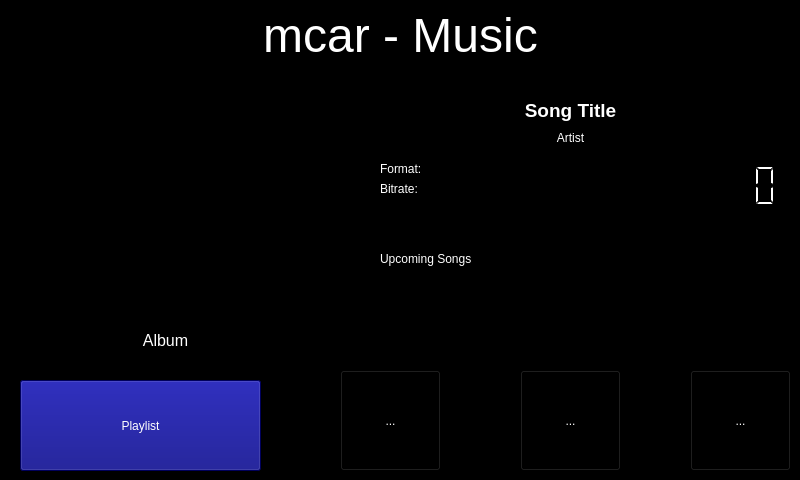
Before: the Qt Designer form src/musiclayouta.ui in aarontc/mcar, drawn with Qt 5.
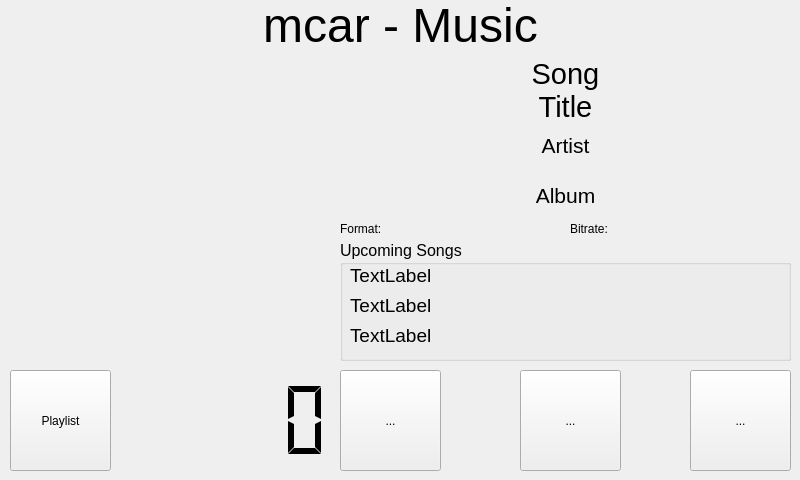
After: the same form once the commit is applied. Icons and pictures are not drawn.

```diff
--- a/src/musiclayouta.ui
+++ b/src/musiclayouta.ui
@@ -10,421 +10,6 @@
     <height>480</height>
    </rect>
   </property>
-  <property name="palette">
-   <palette>
-    <active>
-     <colorrole role="WindowText">
-      <brush brushstyle="SolidPattern">
-       <color alpha="255">
-        <red>255</red>
-        <green>255</green>
-        <blue>255</blue>
-       </color>
-      </brush>
-     </colorrole>
-     <colorrole role="Button">
-      <brush brushstyle="SolidPattern">
-       <color alpha="255">
-        <red>0</red>
-        <green>0</green>
-        <blue>0</blue>
-       </color>
-      </brush>
-     </colorrole>
-     <colorrole role="Light">
-      <brush brushstyle="SolidPattern">
-       <color alpha="255">
-        <red>0</red>
-        <green>0</green>
-        <blue>0</blue>
-       </color>
-      </brush>
-     </colorrole>
-     <colorrole role="Midlight">
-      <brush brushstyle="SolidPattern">
-       <color alpha="255">
-        <red>0</red>
-        <green>0</green>
-        <blue>0</blue>
-       </color>
-      </brush>
-     </colorrole>
-     <colorrole role="Dark">
-      <brush brushstyle="SolidPattern">
-       <color alpha="255">
-        <red>0</red>
-        <green>0</green>
-        <blue>0</blue>
-       </color>
-      </brush>
-     </colorrole>
-     <colorrole role="Mid">
-      <brush brushstyle="SolidPattern">
-       <color alpha="255">
-        <red>0</red>
-        <green>0</green>
-        <blue>0</blue>
-       </color>
-      </brush>
-     </colorrole>
-     <colorrole role="Text">
-      <brush brushstyle="SolidPattern">
-       <color alpha="255">
-        <red>255</red>
-        <green>255</green>
-        <blue>255</blue>
-       </color>
-      </brush>
-     </colorrole>
-     <colorrole role="BrightText">
-      <brush brushstyle="SolidPattern">
-       <color alpha="255">
-        <red>255</red>
-        <green>255</green>
-        <blue>255</blue>
-       </color>
-      </brush>
-     </colorrole>
-     <colorrole role="ButtonText">
-      <brush brushstyle="SolidPattern">
-       <color alpha="255">
-        <red>255</red>
-        <green>255</green>
-        <blue>255</blue>
-       </color>
-      </brush>
-     </colorrole>
-     <colorrole role="Base">
-      <brush brushstyle="SolidPattern">
-       <color alpha="255">
-        <red>0</red>
-        <green>0</green>
-        <blue>0</blue>
-       </color>
-      </brush>
-     </colorrole>
-     <colorrole role="Window">
-      <brush brushstyle="SolidPattern">
-       <color alpha="255">
-        <red>0</red>
-        <green>0</green>
-        <blue>0</blue>
-       </color>
-      </brush>
-     </colorrole>
-     <colorrole role="Shadow">
-      <brush brushstyle="SolidPattern">
-       <color alpha="255">
-        <red>0</red>
-        <green>0</green>
-        <blue>0</blue>
-       </color>
-      </brush>
-     </colorrole>
-     <colorrole role="AlternateBase">
-      <brush brushstyle="SolidPattern">
-       <color alpha="255">
-        <red>0</red>
-        <green>0</green>
-        <blue>0</blue>
-       </color>
-      </brush>
-     </colorrole>
-     <colorrole role="ToolTipBase">
-      <brush brushstyle="SolidPattern">
-       <color alpha="255">
-        <red>255</red>
-        <green>255</green>
-        <blue>220</blue>
-       </color>
-      </brush>
-     </colorrole>
-     <colorrole role="ToolTipText">
-      <brush brushstyle="SolidPattern">
-       <color alpha="255">
-        <red>0</red>
-        <green>0</green>
-        <blue>0</blue>
-       </color>
-      </brush>
-     </colorrole>
-    </active>
-    <inactive>
-     <colorrole role="WindowText">
-      <brush brushstyle="SolidPattern">
-       <color alpha="255">
-        <red>255</red>
-        <green>255</green>
-        <blue>255</blue>
-       </color>
-      </brush>
-     </colorrole>
-     <colorrole role="Button">
-      <brush brushstyle="SolidPattern">
-       <color alpha="255">
-        <red>0</red>
-        <green>0</green>
-        <blue>0</blue>
-       </color>
-      </brush>
-     </colorrole>
-     <colorrole role="Light">
-      <brush brushstyle="SolidPattern">
-       <color alpha="255">
-        <red>0</red>
-        <green>0</green>
-        <blue>0</blue>
-       </color>
-      </brush>
-     </colorrole>
-     <colorrole role="Midlight">
-      <brush brushstyle="SolidPattern">
-       <color alpha="255">
-        <red>0</red>
-        <green>0</green>
-        <blue>0</blue>
-       </color>
-      </brush>
-     </colorrole>
-     <colorrole role="Dark">
-      <brush brushstyle="SolidPattern">
-       <color alpha="255">
-        <red>0</red>
-        <green>0</green>
-        <blue>0</blue>
-       </color>
-      </brush>
-     </colorrole>
-     <colorrole role="Mid">
-      <brush brushstyle="SolidPattern">
-       <color alpha="255">
-        <red>0</red>
-        <green>0</green>
-        <blue>0</blue>
-       </color>
-      </brush>
-     </colorrole>
-     <colorrole role="Text">
-      <brush brushstyle="SolidPattern">
-       <color alpha="255">
-        <red>255</red>
-        <green>255</green>
-        <blue>255</blue>
-       </color>
-      </brush>
-     </colorrole>
-     <colorrole role="BrightText">
-      <brush brushstyle="SolidPattern">
-       <color alpha="255">
-        <red>255</red>
-        <green>255</green>
-        <blue>255</blue>
-       </color>
-      </brush>
-     </colorrole>
-     <colorrole role="ButtonText">
-      <brush brushstyle="SolidPattern">
-       <color alpha="255">
-        <red>255</red>
-        <green>255</green>
-        <blue>255</blue>
-       </color>
-      </brush>
-     </colorrole>
-     <colorrole role="Base">
-      <brush brushstyle="SolidPattern">
-       <color alpha="255">
-        <red>0</red>
-        <green>0</green>
-        <blue>0</blue>
-       </color>
-      </brush>
-     </colorrole>
-     <colorrole role="Window">
-      <brush brushstyle="SolidPattern">
-       <color alpha="255">
-        <red>0</red>
-        <green>0</green>
-        <blue>0</blue>
-       </color>
-      </brush>
-     </colorrole>
-     <colorrole role="Shadow">
-      <brush brushstyle="SolidPattern">
-       <color alpha="255">
-        <red>0</red>
-        <green>0</green>
-        <blue>0</blue>
-       </color>
-      </brush>
-     </colorrole>
-     <colorrole role="AlternateBase">
-      <brush brushstyle="SolidPattern">
-       <color alpha="255">
-        <red>0</red>
-        <green>0</green>
-        <blue>0</blue>
-       </color>
-      </brush>
-     </colorrole>
-     <colorrole role="ToolTipBase">
-      <brush brushstyle="SolidPattern">
-       <color alpha="255">
-        <red>255</red>
-        <green>255</green>
-        <blue>220</blue>
-       </color>
-      </brush>
-     </colorrole>
-     <colorrole role="ToolTipText">
-      <brush brushstyle="SolidPattern">
-       <color alpha="255">
-        <red>0</red>
-        <green>0</green>
-        <blue>0</blue>
-       </color>
-      </brush>
-     </colorrole>
-    </inactive>
-    <disabled>
-     <colorrole role="WindowText">
-      <brush brushstyle="SolidPattern">
-       <color alpha="255">
-        <red>0</red>
-        <green>0</green>
-        <blue>0</blue>
-       </color>
-      </brush>
-     </colorrole>
-     <colorrole role="Button">
-      <brush brushstyle="SolidPattern">
-       <color alpha="255">
-        <red>0</red>
-        <green>0</green>
-        <blue>0</blue>
-       </color>
-      </brush>
-     </colorrole>
-     <colorrole role="Light">
-      <brush brushstyle="SolidPattern">
-       <color alpha="255">
-        <red>0</red>
-        <green>0</green>
-        <blue>0</blue>
-       </color>
-      </brush>
-     </colorrole>
-     <colorrole role="Midlight">
-      <brush brushstyle="SolidPattern">
-       <color alpha="255">
-        <red>0</red>
-        <green>0</green>
-        <blue>0</blue>
-       </color>
-      </brush>
-     </colorrole>
-     <colorrole role="Dark">
-      <brush brushstyle="SolidPattern">
-       <color alpha="255">
-        <red>0</red>
-        <green>0</green>
-        <blue>0</blue>
-       </color>
-      </brush>
-     </colorrole>
-     <colorrole role="Mid">
-      <brush brushstyle="SolidPattern">
-       <color alpha="255">
-        <red>0</red>
-        <green>0</green>
-        <blue>0</blue>
-       </color>
-      </brush>
-     </colorrole>
-     <colorrole role="Text">
-      <brush brushstyle="SolidPattern">
-       <color alpha="255">
-        <red>0</red>
-        <green>0</green>
-        <blue>0</blue>
-       </color>
-      </brush>
-     </colorrole>
-     <colorrole role="BrightText">
-      <brush brushstyle="SolidPattern">
-       <color alpha="255">
-        <red>255</red>
-        <green>255</green>
-        <blue>255</blue>
-       </color>
-      </brush>
-     </colorrole>
-     <colorrole role="ButtonText">
-      <brush brushstyle="SolidPattern">
-       <color alpha="255">
-        <red>0</red>
-        <green>0</green>
-        <blue>0</blue>
-       </color>
-      </brush>
-     </colorrole>
-     <colorrole role="Base">
-      <brush brushstyle="SolidPattern">
-       <color alpha="255">
-        <red>0</red>
-        <green>0</green>
-        <blue>0</blue>
-       </color>
-      </brush>
-     </colorrole>
-     <colorrole role="Window">
-      <brush brushstyle="SolidPattern">
-       <color alpha="255">
-        <red>0</red>
-        <green>0</green>
-        <blue>0</blue>
-       </color>
-      </brush>
-     </colorrole>
-     <colorrole role="Shadow">
-      <brush brushstyle="SolidPattern">
-       <color alpha="255">
-        <red>0</red>
-        <green>0</green>
-        <blue>0</blue>
-       </color>
-      </brush>
-     </colorrole>
-     <colorrole role="AlternateBase">
-      <brush brushstyle="SolidPattern">
-       <color alpha="255">
-        <red>0</red>
-        <green>0</green>
-        <blue>0</blue>
-       </color>
-      </brush>
-     </colorrole>
-     <colorrole role="ToolTipBase">
-      <brush brushstyle="SolidPattern">
-       <color alpha="255">
-        <red>255</red>
-        <green>255</green>
-        <blue>220</blue>
-       </color>
-      </brush>
-     </colorrole>
-     <colorrole role="ToolTipText">
-      <brush brushstyle="SolidPattern">
-       <color alpha="255">
-        <red>0</red>
-        <green>0</green>
-        <blue>0</blue>
-       </color>
-      </brush>
-     </colorrole>
-    </disabled>
-   </palette>
-  </property>
   <property name="windowTitle">
    <string>Form</string>
   </property>
@@ -432,7 +17,7 @@
    <property name="geometry">
     <rect>
      <x>10</x>
-     <y>10</y>
+     <y>0</y>
      <width>781</width>
      <height>51</height>
     </rect>
@@ -452,12 +37,18 @@
   <widget class="QLabel" name="lblAlbumArt">
    <property name="geometry">
     <rect>
-     <x>50</x>
-     <y>80</y>
-     <width>231</width>
-     <height>231</height>
+     <x>10</x>
+     <y>50</y>
+     <width>321</width>
+     <height>311</height>
     </rect>
    </property>
+   <property name="frameShape">
+    <enum>QFrame::NoFrame</enum>
+   </property>
+   <property name="frameShadow">
+    <enum>QFrame::Raised</enum>
+   </property>
    <property name="text">
     <string/>
    </property>
@@ -474,21 +65,22 @@
   <widget class="QLabel" name="lblSongTitle">
    <property name="geometry">
     <rect>
-     <x>360</x>
-     <y>90</y>
-     <width>421</width>
-     <height>41</height>
+     <x>340</x>
+     <y>60</y>
+     <width>451</width>
+     <height>61</height>
     </rect>
    </property>
    <property name="font">
     <font>
-     <pointsize>14</pointsize>
-     <weight>75</weight>
-     <bold>true</bold>
+     <pointsize>22</pointsize>
+     <weight>50</weight>
+     <bold>false</bold>
     </font>
    </property>
    <property name="text">
-    <string>Song Title</string>
+    <string>Song
+Title</string>
    </property>
    <property name="alignment">
     <set>Qt::AlignCenter</set>
@@ -497,15 +89,15 @@
   <widget class="QLabel" name="lblAlbum">
    <property name="geometry">
     <rect>
-     <x>50</x>
-     <y>330</y>
-     <width>231</width>
-     <height>21</height>
+     <x>340</x>
+     <y>180</y>
+     <width>451</width>
+     <height>31</height>
     </rect>
    </property>
    <property name="font">
     <font>
-     <pointsize>12</pointsize>
+     <pointsize>16</pointsize>
     </font>
    </property>
    <property name="text">
@@ -518,12 +110,17 @@
   <widget class="QLabel" name="lblArtist">
    <property name="geometry">
     <rect>
-     <x>360</x>
+     <x>340</x>
      <y>130</y>
-     <width>421</width>
-     <height>16</height>
+     <width>451</width>
+     <height>31</height>
     </rect>
    </property>
+   <property name="font">
+    <font>
+     <pointsize>16</pointsize>
+    </font>
+   </property>
    <property name="text">
     <string>Artist</string>
    </property>
@@ -612,473 +209,38 @@
   <widget class="QPushButton" name="pushButton">
    <property name="geometry">
     <rect>
-     <x>20</x>
-     <y>380</y>
-     <width>241</width>
-     <height>91</height>
+     <x>10</x>
+     <y>370</y>
+     <width>101</width>
+     <height>101</height>
     </rect>
    </property>
-   <property name="palette">
-    <palette>
-     <active>
-      <colorrole role="WindowText">
-       <brush brushstyle="SolidPattern">
-        <color alpha="255">
-         <red>255</red>
-         <green>255</green>
-         <blue>255</blue>
-        </color>
-       </brush>
-      </colorrole>
-      <colorrole role="Button">
-       <brush brushstyle="SolidPattern">
-        <color alpha="255">
-         <red>0</red>
-         <green>0</green>
-         <blue>127</blue>
-        </color>
-       </brush>
-      </colorrole>
-      <colorrole role="Light">
-       <brush brushstyle="SolidPattern">
-        <color alpha="255">
-         <red>0</red>
-         <green>0</green>
-         <blue>191</blue>
-        </color>
-       </brush>
-      </colorrole>
-      <colorrole role="Midlight">
-       <brush brushstyle="SolidPattern">
-        <color alpha="255">
-         <red>0</red>
-         <green>0</green>
-         <blue>159</blue>
-        </color>
-       </brush>
-      </colorrole>
-      <colorrole role="Dark">
-       <brush brushstyle="SolidPattern">
-        <color alpha="255">
-         <red>0</red>
-         <green>0</green>
-         <blue>63</blue>
-        </color>
-       </brush>
-      </colorrole>
-      <colorrole role="Mid">
-       <brush brushstyle="SolidPattern">
-        <color alpha="255">
-         <red>0</red>
-         <green>0</green>
-         <blue>84</blue>
-        </color>
-       </brush>
-      </colorrole>
-      <colorrole role="Text">
-       <brush brushstyle="SolidPattern">
-        <color alpha="255">
-         <red>255</red>
-         <green>255</green>
-         <blue>255</blue>
-        </color>
-       </brush>
-      </colorrole>
-      <colorrole role="BrightText">
-       <brush brushstyle="SolidPattern">
-        <color alpha="255">
-         <red>255</red>
-         <green>255</green>
-         <blue>255</blue>
-        </color>
-       </brush>
-      </colorrole>
-      <colorrole role="ButtonText">
-       <brush brushstyle="SolidPattern">
-        <color alpha="255">
-         <red>255</red>
-         <green>255</green>
-         <blue>255</blue>
-        </color>
-       </brush>
-      </colorrole>
-      <colorrole role="Base">
-       <brush brushstyle="SolidPattern">
-        <color alpha="255">
-         <red>0</red>
-         <green>0</green>
-         <blue>0</blue>
-        </color>
-       </brush>
-      </colorrole>
-      <colorrole role="Window">
-       <brush brushstyle="SolidPattern">
-        <color alpha="255">
-         <red>0</red>
-         <green>0</green>
-         <blue>127</blue>
-        </color>
-       </brush>
-      </colorrole>
-      <colorrole role="Shadow">
-       <brush brushstyle="SolidPattern">
-        <color alpha="255">
-         <red>0</red>
-         <green>0</green>
-         <blue>0</blue>
-        </color>
-       </brush>
-      </colorrole>
-      <colorrole role="AlternateBase">
-       <brush brushstyle="SolidPattern">
-        <color alpha="255">
-         <red>0</red>
-         <green>0</green>
-         <blue>63</blue>
-        </color>
-       </brush>
-      </colorrole>
-      <colorrole role="ToolTipBase">
-       <brush brushstyle="SolidPattern">
-        <color alpha="255">
-         <red>255</red>
-         <green>255</green>
-         <blue>220</blue>
-        </color>
-       </brush>
-      </colorrole>
-      <colorrole role="ToolTipText">
-       <brush brushstyle="SolidPattern">
-        <color alpha="255">
-         <red>0</red>
-         <green>0</green>
-         <blue>0</blue>
-        </color>
-       </brush>
-      </colorrole>
-     </active>
-     <inactive>
-      <colorrole role="WindowText">
-       <brush brushstyle="SolidPattern">
-        <color alpha="255">
-         <red>255</red>
-         <green>255</green>
-         <blue>255</blue>
-        </color>
-       </brush>
-      </colorrole>
-      <colorrole role="Button">
-       <brush brushstyle="SolidPattern">
-        <color alpha="255">
-         <red>0</red>
-         <green>0</green>
-         <blue>127</blue>
-        </color>
-       </brush>
-      </colorrole>
-      <colorrole role="Light">
-       <brush brushstyle="SolidPattern">
-        <color alpha="255">
-         <red>0</red>
-         <green>0</green>
-         <blue>191</blue>
-        </color>
-       </brush>
-      </colorrole>
-      <colorrole role="Midlight">
-       <brush brushstyle="SolidPattern">
-        <color alpha="255">
-         <red>0</red>
-         <green>0</green>
-         <blue>159</blue>
-        </color>
-       </brush>
-      </colorrole>
-      <colorrole role="Dark">
-       <brush brushstyle="SolidPattern">
-        <color alpha="255">
-         <red>0</red>
-         <green>0</green>
-         <blue>63</blue>
-        </color>
-       </brush>
-      </colorrole>
-      <colorrole role="Mid">
-       <brush brushstyle="SolidPattern">
-        <color alpha="255">
-         <red>0</red>
-         <green>0</green>
-         <blue>84</blue>
-        </color>
-       </brush>
-      </colorrole>
-      <colorrole role="Text">
-       <brush brushstyle="SolidPattern">
-        <color alpha="255">
-         <red>255</red>
-         <green>255</green>
-         <blue>255</blue>
-        </color>
-       </brush>
-      </colorrole>
-      <colorrole role="BrightText">
-       <brush brushstyle="SolidPattern">
-        <color alpha="255">
-         <red>255</red>
-         <green>255</green>
-         <blue>255</blue>
-        </color>
-       </brush>
-      </colorrole>
-      <colorrole role="ButtonText">
-       <brush brushstyle="SolidPattern">
-        <color alpha="255">
-         <red>255</red>
-         <green>255</green>
-         <blue>255</blue>
-        </color>
-       </brush>
-      </colorrole>
-      <colorrole role="Base">
-       <brush brushstyle="SolidPattern">
-        <color alpha="255">
-         <red>0</red>
-         <green>0</green>
-         <blue>0</blue>
-        </color>
-       </brush>
-      </colorrole>
-      <colorrole role="Window">
-       <brush brushstyle="SolidPattern">
-        <color alpha="255">
-         <red>0</red>
-         <green>0</green>
-         <blue>127</blue>
-        </color>
-       </brush>
-      </colorrole>
-      <colorrole role="Shadow">
-       <brush brushstyle="SolidPattern">
-        <color alpha="255">
-         <red>0</red>
-         <green>0</green>
-         <blue>0</blue>
-        </color>
-       </brush>
-      </colorrole>
-      <colorrole role="AlternateBase">
-       <brush brushstyle="SolidPattern">
-        <color alpha="255">
-         <red>0</red>
-         <green>0</green>
-         <blue>63</blue>
-        </color>
-       </brush>
-      </colorrole>
-      <colorrole role="ToolTipBase">
-       <brush brushstyle="SolidPattern">
-        <color alpha="255">
-         <red>255</red>
-         <green>255</green>
-         <blue>220</blue>
-        </color>
-       </brush>
-      </colorrole>
-      <colorrole role="ToolTipText">
-       <brush brushstyle="SolidPattern">
-        <color alpha="255">
-         <red>0</red>
-         <green>0</green>
-         <blue>0</blue>
-        </color>
-       </brush>
-      </colorrole>
-     </inactive>
-     <disabled>
-      <colorrole role="WindowText">
-       <brush brushstyle="SolidPattern">
-        <color alpha="255">
-         <red>0</red>
-         <green>0</green>
-         <blue>63</blue>
-        </color>
-       </brush>
-      </colorrole>
-      <colorrole role="Button">
-       <brush brushstyle="SolidPattern">
-        <color alpha="255">
-         <red>0</red>
-         <green>0</green>
-         <blue>127</blue>
-        </color>
-       </brush>
-      </colorrole>
-      <colorrole role="Light">
-       <brush brushstyle="SolidPattern">
-        <color alpha="255">
-         <red>0</red>
-         <green>0</green>
-         <blue>191</blue>
-        </color>
-       </brush>
-      </colorrole>
-      <colorrole role="Midlight">
-       <brush brushstyle="SolidPattern">
-        <color alpha="255">
-         <red>0</red>
-         <green>0</green>
-         <blue>159</blue>
-        </color>
-       </brush>
-      </colorrole>
-      <colorrole role="Dark">
-       <brush brushstyle="SolidPattern">
-        <color alpha="255">
-         <red>0</red>
-         <green>0</green>
-         <blue>63</blue>
-        </color>
-       </brush>
-      </colorrole>
-      <colorrole role="Mid">
-       <brush brushstyle="SolidPattern">
-        <color alpha="255">
-         <red>0</red>
-         <green>0</green>
-         <blue>84</blue>
-        </color>
-       </brush>
-      </colorrole>
-      <colorrole role="Text">
-       <brush brushstyle="SolidPattern">
-        <color alpha="255">
-         <red>0</red>
-         <green>0</green>
-         <blue>63</blue>
-        </color>
-       </brush>
-      </colorrole>
-      <colorrole role="BrightText">
-       <brush brushstyle="SolidPattern">
-        <color alpha="255">
-         <red>255</red>
-         <green>255</green>
-         <blue>255</blue>
-        </color>
-       </brush>
-      </colorrole>
-      <colorrole role="ButtonText">
-       <brush brushstyle="SolidPattern">
-        <color alpha="255">
-         <red>0</red>
-         <green>0</green>
-         <blue>63</blue>
-        </color>
-       </brush>
-      </colorrole>
-      <colorrole role="Base">
-       <brush brushstyle="SolidPattern">
-        <color alpha="255">
-         <red>0</red>
-         <green>0</green>
-         <blue>127</blue>
-        </color>
-       </brush>
-      </colorrole>
-      <colorrole role="Window">
-       <brush brushstyle="SolidPattern">
-        <color alpha="255">
-         <red>0</red>
-         <green>0</green>
-         <blue>127</blue>
-        </color>
-       </brush>
-      </colorrole>
-      <colorrole role="Shadow">
-       <brush brushstyle="SolidPattern">
-        <color alpha="255">
-         <red>0</red>
-         <green>0</green>
-         <blue>0</blue>
-        </color>
-       </brush>
-      </colorrole>
-      <colorrole role="AlternateBase">
-       <brush brushstyle="SolidPattern">
-        <color alpha="255">
-         <red>0</red>
-         <green>0</green>
-         <blue>127</blue>
-        </color>
-       </brush>
-      </colorrole>
-      <colorrole role="ToolTipBase">
-       <brush brushstyle="SolidPattern">
-        <color alpha="255">
-         <red>255</red>
-         <green>255</green>
-         <blue>220</blue>
-        </color>
-       </brush>
-      </colorrole>
-      <colorrole role="ToolTipText">
-       <brush brushstyle="SolidPattern">
-        <color alpha="255">
-         <red>0</red>
-         <green>0</green>
-         <blue>0</blue>
-        </color>
-       </brush>
-      </colorrole>
-     </disabled>
-    </palette>
-   </property>
    <property name="text">
     <string>Playlist</string>
    </property>
   </widget>
-  <widget class="QListView" name="lstUpcomingSongs">
+  <widget class="QLCDNumber" name="lcdTime">
    <property name="geometry">
     <rect>
-     <x>390</x>
-     <y>270</y>
-     <width>381</width>
-     <height>81</height>
+     <x>120</x>
+     <y>370</y>
+     <width>211</width>
+     <height>101</height>
     </rect>
    </property>
-  </widget>
-  <widget class="QLabel" name="lblUpcomingSongs">
-   <property name="geometry">
-    <rect>
-     <x>380</x>
-     <y>250</y>
-     <width>401</width>
-     <height>17</height>
-    </rect>
-   </property>
-   <property name="text">
-    <string>Upcoming Songs</string>
-   </property>
-  </widget>
-  <widget class="QLCDNumber" name="lcdNumber">
-   <property name="geometry">
-    <rect>
-     <x>660</x>
-     <y>160</y>
-     <width>121</width>
-     <height>51</height>
-    </rect>
+   <property name="frameShape">
+    <enum>QFrame::NoFrame</enum>
    </property>
    <property name="segmentStyle">
-    <enum>QLCDNumber::Filled</enum>
+    <enum>QLCDNumber::Flat</enum>
    </property>
   </widget>
   <widget class="QLabel" name="Form">
    <property name="geometry">
     <rect>
-     <x>380</x>
-     <y>160</y>
-     <width>131</width>
+     <x>340</x>
+     <y>220</y>
+     <width>221</width>
      <height>17</height>
     </rect>
    </property>
@@ -1089,9 +251,9 @@
   <widget class="QLabel" name="label">
    <property name="geometry">
     <rect>
-     <x>380</x>
-     <y>180</y>
-     <width>56</width>
+     <x>570</x>
+     <y>220</y>
+     <width>221</width>
      <height>17</height>
     </rect>
    </property>
@@ -1099,6 +261,78 @@
     <string>Bitrate:</string>
    </property>
   </widget>
+  <widget class="QGroupBox" name="grpUpcoming">
+   <property name="geometry">
+    <rect>
+     <x>340</x>
+     <y>240</y>
+     <width>451</width>
+     <height>121</height>
+    </rect>
+   </property>
+   <property name="font">
+    <font>
+     <pointsize>12</pointsize>
+    </font>
+   </property>
+   <property name="title">
+    <string>Upcoming Songs</string>
+   </property>
+   <widget class="QLabel" name="lblUpcoming0">
+    <property name="geometry">
+     <rect>
+      <x>10</x>
+      <y>20</y>
+      <width>431</width>
+      <height>31</height>
+     </rect>
+    </property>
+    <property name="font">
+     <font>
+      <pointsize>14</pointsize>
+     </font>
+    </property>
+    <property name="text">
+     <string>TextLabel</string>
+    </property>
+   </widget>
+   <widget class="QLabel" name="lblUpcoming1">
+    <property name="geometry">
+     <rect>
+      <x>10</x>
+      <y>50</y>
+      <width>431</width>
+      <height>31</height>
+     </rect>
+    </property>
+    <property name="font">
+     <font>
+      <pointsize>14</pointsize>
+     </font>
+    </property>
+    <property name="text">
+     <string>TextLabel</string>
+    </property>
+   </widget>
+   <widget class="QLabel" name="lblUpcoming2">
+    <property name="geometry">
+     <rect>
+      <x>10</x>
+      <y>80</y>
+      <width>431</width>
+      <height>31</height>
+     </rect>
+    </property>
+    <property name="font">
+     <font>
+      <pointsize>14</pointsize>
+     </font>
+    </property>
+    <property name="text">
+     <string>TextLabel</string>
+    </property>
+   </widget>
+  </widget>
  </widget>
  <resources>
   <include location="mcar.qrc"/>
```
Left out of the diff: 10 changed lines with no effect on the pictures.
